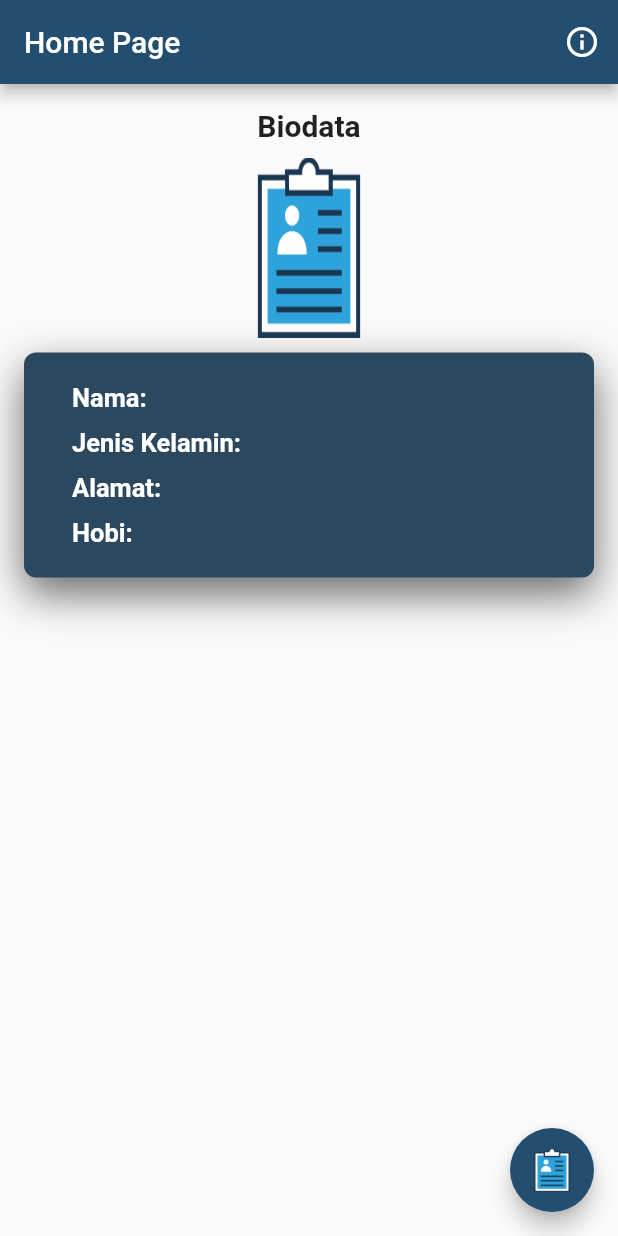
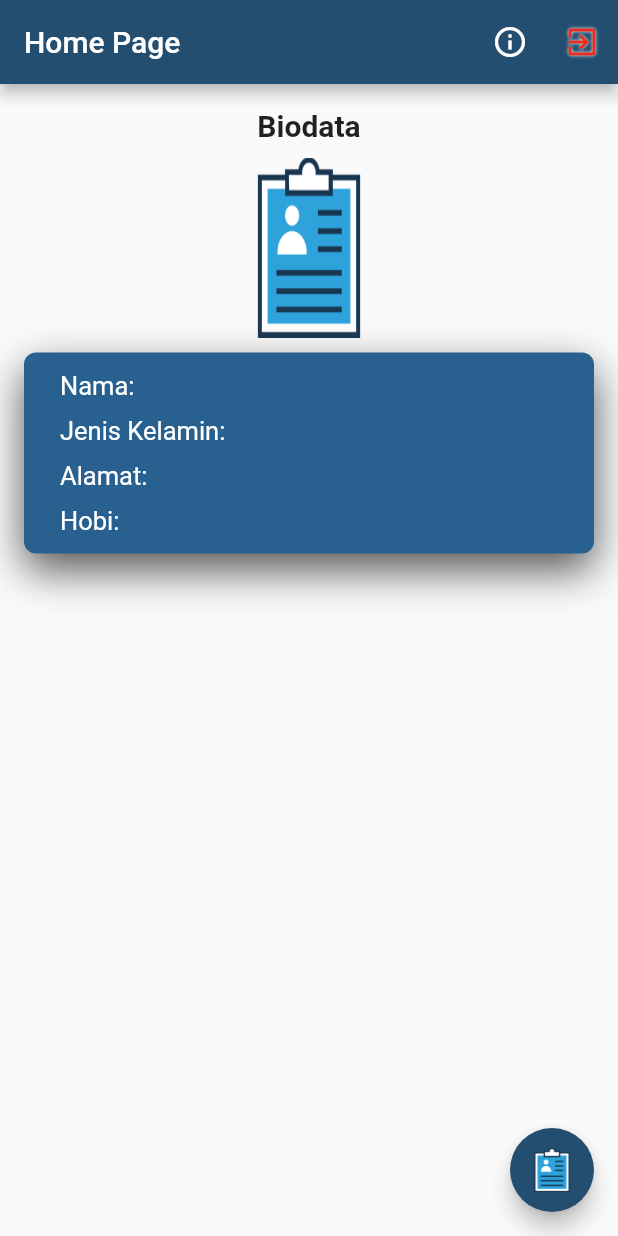
Before and after one commit to tetraxion/example_login_flutter_unguided, a Flutter app: the HomePage screen opened directly, on a phone screen of 412 x 824 dp. Run offline on Flutter 3.47's test engine with Material 2 defaults, Android fonts, the phone set to English and light mode, and no system bars.

Commit message:
fist commit

```diff
--- a/lib/homePage.dart
+++ b/lib/homePage.dart
@@ -1,6 +1,7 @@
 import 'package:flutter/material.dart';
 import 'package:praktikum_modul_7_login_unguided/aboutPage.dart';
 import 'package:praktikum_modul_7_login_unguided/biodataPage.dart';
+import 'package:praktikum_modul_7_login_unguided/loginPage.dart';
 
 class HomePage extends StatefulWidget {
   @override
@@ -21,7 +22,28 @@ class _HomePageState extends State<HomePage> {
             icon: Icon(Icons.info_outline),
             onPressed: () =>
                 _openPageAbout(context: context, fullscreenDialog: true),
-          )
+          ),
+          IconButton(
+            icon: Icon(
+              Icons.exit_to_app,
+              color: const Color.fromARGB(255, 241, 40, 25),
+              shadows: [
+                BoxShadow(
+                  color: Colors.white,
+                  blurRadius: 2.0,
+                  offset: Offset(0, 0),
+                ),
+              ],
+            ),
+            onPressed: () {
+              Navigator.pushReplacement(
+                context,
+                MaterialPageRoute(
+                  builder: (context) => loginPage(),
+                ),
+              );
+            },
+          ),
         ],
       ),
       body: SafeArea(
@@ -49,10 +71,10 @@ class _HomePageState extends State<HomePage> {
               Container(
                 padding: const EdgeInsets.all(12.0),
                 decoration: const BoxDecoration(
-                  color: Color.fromARGB(255, 43, 72, 95),
+                  color: Color.fromARGB(255, 40, 96, 143),
                   boxShadow: [
                     BoxShadow(
-                      color: Color.fromARGB(255, 106, 105, 105),
+                      color: Color.fromARGB(255, 86, 85, 85),
                       blurRadius: 24,
                       offset: Offset(0, 11),
                     ),
@@ -69,45 +91,34 @@ class _HomePageState extends State<HomePage> {
                     const SizedBox(
                       width: 12.0,
                     ),
-                    Padding(
-                      padding: const EdgeInsets.all(8.0),
-                      child: Expanded(
+                    Expanded(
                         child: Column(
                             crossAxisAlignment: CrossAxisAlignment.start,
                             children: [
                           Text(
                             'Nama: ${_biodata.nama}',
-                              style: TextStyle(
-                                  fontSize: 17.0,
-                                  fontWeight: FontWeight.bold,
-                                  color: Colors.white),
+                            style:
+                                TextStyle(fontSize: 17.0, color: Colors.white),
                           ),
                           SizedBox(height: 10),
                           Text(
                             'Jenis Kelamin: ${_biodata.jenisKelamin}',
-                              style: TextStyle(
-                                  fontSize: 17.0,
-                                  fontWeight: FontWeight.bold,
-                                  color: Colors.white),
+                            style:
+                                TextStyle(fontSize: 17.0, color: Colors.white),
                           ),
                           SizedBox(height: 10),
                           Text(
                             'Alamat: ${_biodata.alamat}',
-                              style: TextStyle(
-                                  fontSize: 17.0,
-                                  fontWeight: FontWeight.bold,
-                                  color: Colors.white),
+                            style:
+                                TextStyle(fontSize: 17.0, color: Colors.white),
                           ),
                           SizedBox(height: 10),
                           Text(
                             'Hobi: ${_biodata.hobi}',
-                              style: TextStyle(
-                                  fontSize: 17.0,
-                                  fontWeight: FontWeight.bold,
-                                  color: Colors.white),
+                            style:
+                                TextStyle(fontSize: 17.0, color: Colors.white),
                           ),
-                          ])),
-                    )
+                        ]))
                   ],
                 ),
               ),
```
Lines whose indentation alone changed are shown as unchanged.
